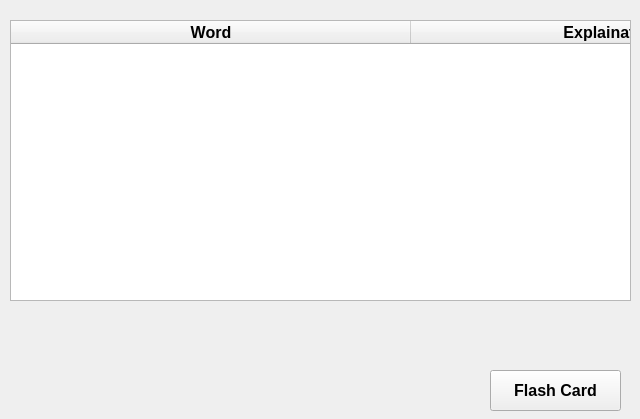
Qt form third.ui (brainbrain02/Personal-Dictionary) before a commit.
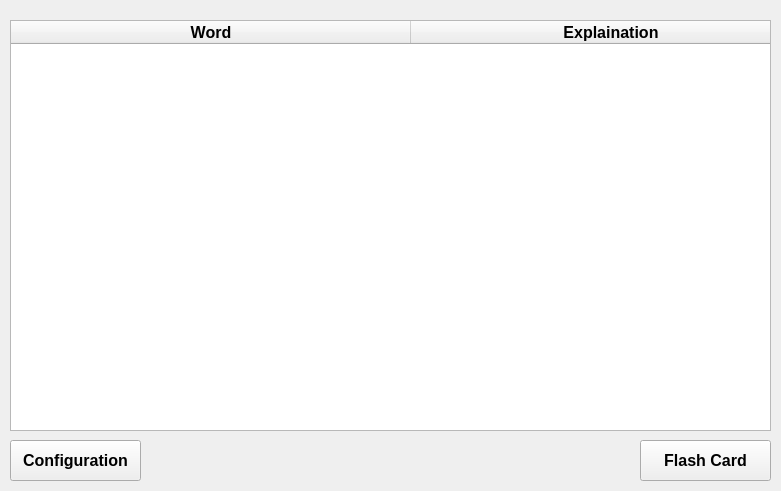
The same form after that commit.

Commit message: Complete handling wronge or IDK word with time repetition. Added configuration button in page 3, which allow to change word repetition value.

Patch:
```diff
--- a/third.ui
+++ b/third.ui
@@ -6,8 +6,8 @@
    <rect>
     <x>0</x>
     <y>0</y>
-    <width>640</width>
-    <height>419</height>
+    <width>781</width>
+    <height>491</height>
    </rect>
   </property>
   <property name="windowTitle">
@@ -16,8 +16,8 @@
   <widget class="QPushButton" name="change_btn">
    <property name="geometry">
     <rect>
-     <x>490</x>
-     <y>370</y>
+     <x>640</x>
+     <y>440</y>
      <width>131</width>
      <height>41</height>
     </rect>
@@ -38,8 +38,8 @@
     <rect>
      <x>10</x>
      <y>20</y>
-     <width>621</width>
-     <height>281</height>
+     <width>761</width>
+     <height>411</height>
     </rect>
    </property>
    <property name="font">
@@ -138,6 +138,26 @@
     </property>
    </column>
   </widget>
+  <widget class="QPushButton" name="config_btn">
+   <property name="geometry">
+    <rect>
+     <x>10</x>
+     <y>440</y>
+     <width>131</width>
+     <height>41</height>
+    </rect>
+   </property>
+   <property name="font">
+    <font>
+     <pointsize>12</pointsize>
+     <weight>75</weight>
+     <bold>true</bold>
+    </font>
+   </property>
+   <property name="text">
+    <string>Configuration</string>
+   </property>
+  </widget>
  </widget>
  <resources/>
  <connections/>
```
The commit also changes 8 other files.
